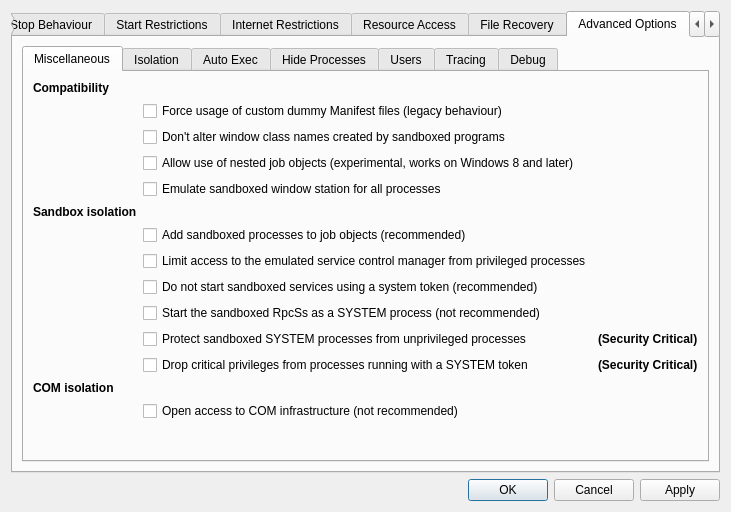
sandboxie-plus/Sandboxie, file SandboxiePlus/SandMan/Forms/OptionsWindow.ui: the form before one commit.
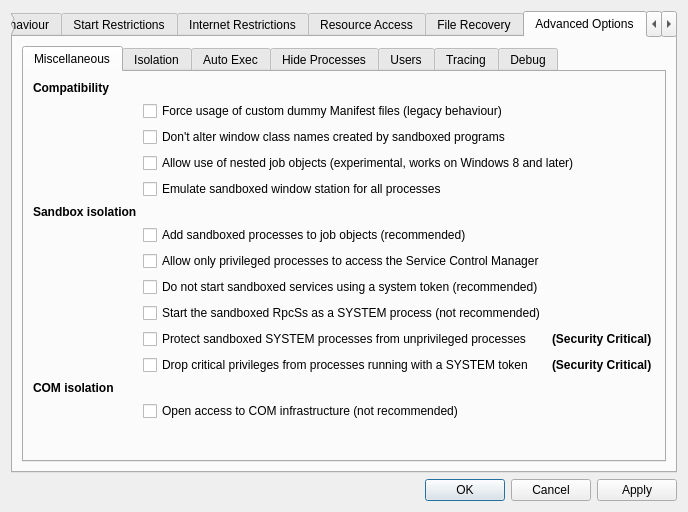
The form after the commit.

```diff
--- a/SandboxiePlus/SandMan/Forms/OptionsWindow.ui
+++ b/SandboxiePlus/SandMan/Forms/OptionsWindow.ui
@@ -2008,7 +2008,7 @@
                  <item row="8" column="1">
                   <widget class="QCheckBox" name="chkProtectSCM">
                    <property name="text">
-                    <string>Limit access to the emulated service control manager from privileged processes</string>
+                    <string>Allow only privileged processes to access the Service Control Manager</string>
                    </property>
                   </widget>
                  </item>
```
